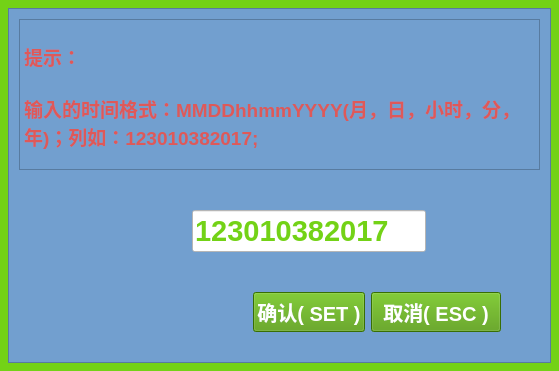
Old version of the form frm/Frm_parameterSettingsPop.ui in the repository lvxiaowei/linux_lcCode.
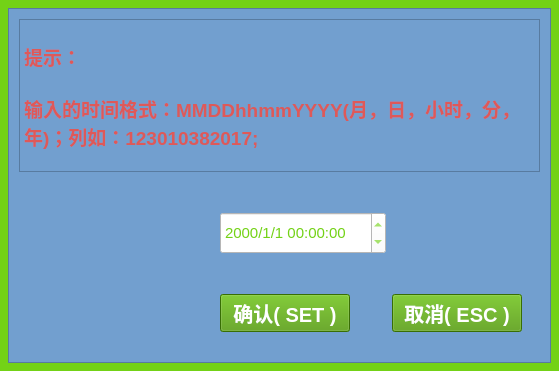
New version of the form. The open tabs and pages were chosen to show the change. Icons and pictures are not drawn.

Diff of the .ui file:
```diff
--- a/frm/Frm_parameterSettingsPop.ui
+++ b/frm/Frm_parameterSettingsPop.ui
@@ -40,7 +40,7 @@
       <string notr="true"/>
      </property>
      <property name="currentIndex">
-      <number>0</number>
+      <number>2</number>
      </property>
      <widget class="QWidget" name="page">
       <layout class="QGridLayout" name="gridLayout_2" rowstretch="3,4">
@@ -554,7 +554,7 @@
          <property name="frameShadow">
           <enum>QFrame::Raised</enum>
          </property>
-         <layout class="QGridLayout" name="gridLayout_9" rowstretch="1,1,1">
+         <layout class="QGridLayout" name="gridLayout_9" rowstretch="1,1,1,0">
           <property name="leftMargin">
            <number>10</number>
           </property>
@@ -570,20 +570,33 @@
           <property name="verticalSpacing">
            <number>40</number>
           </property>
-          <item row="2" column="0" colspan="2">
-           <spacer name="horizontalSpacer_9">
+          <item row="2" column="0">
+           <spacer name="horizontalSpacer_7">
             <property name="orientation">
              <enum>Qt::Horizontal</enum>
             </property>
             <property name="sizeHint" stdset="0">
              <size>
-              <width>195</width>
+              <width>148</width>
               <height>20</height>
              </size>
             </property>
            </spacer>
           </item>
-          <item row="2" column="3" colspan="2">
+          <item row="2" column="6">
+           <spacer name="horizontalSpacer_8">
+            <property name="orientation">
+             <enum>Qt::Horizontal</enum>
+            </property>
+            <property name="sizeHint" stdset="0">
+             <size>
+              <width>126</width>
+              <height>20</height>
+             </size>
+            </property>
+           </spacer>
+          </item>
+          <item row="3" column="5" colspan="2">
            <widget class="QPushButton" name="m_btnZeroSetOK_3">
             <property name="sizePolicy">
              <sizepolicy hsizetype="Minimum" vsizetype="Preferred">
@@ -636,7 +649,7 @@
             </property>
            </widget>
           </item>
-          <item row="2" column="2">
+          <item row="3" column="4">
            <widget class="QPushButton" name="m_btnZeroSetOK_2">
             <property name="sizePolicy">
              <sizepolicy hsizetype="Minimum" vsizetype="Preferred">
@@ -689,20 +702,20 @@
             </property>
            </widget>
           </item>
-          <item row="1" column="4">
-           <spacer name="horizontalSpacer_8">
+          <item row="3" column="0" colspan="4">
+           <spacer name="horizontalSpacer_9">
             <property name="orientation">
              <enum>Qt::Horizontal</enum>
             </property>
             <property name="sizeHint" stdset="0">
              <size>
-              <width>126</width>
+              <width>195</width>
               <height>20</height>
              </size>
             </property>
            </spacer>
           </item>
-          <item row="0" column="0" colspan="5">
+          <item row="0" column="0" rowspan="2" colspan="7">
            <widget class="QTextEdit" name="textEdit">
             <property name="html">
              <string>&lt;!DOCTYPE HTML PUBLIC &quot;-//W3C//DTD HTML 4.0//EN&quot; &quot;http://www.w3.org/TR/REC-html40/strict.dtd&quot;&gt;
@@ -716,37 +729,30 @@
             </property>
            </widget>
           </item>
-          <item row="1" column="1" colspan="3">
-           <widget class="QLineEdit" name="m_edtTime">
+          <item row="2" column="4">
+           <widget class="QDateTimeEdit" name="dateTimeEdit">
+            <property name="minimumSize">
+             <size>
+              <width>0</width>
+              <height>42</height>
+             </size>
+            </property>
             <property name="font">
              <font>
-              <pointsize>22</pointsize>
-              <weight>75</weight>
-              <bold>true</bold>
+              <pointsize>11</pointsize>
+              <weight>50</weight>
+              <bold>false</bold>
              </font>
             </property>
             <property name="styleSheet">
              <string notr="true">background-color: rgb(255, 255, 255);
 color: rgb(115, 210, 22);</string>
             </property>
-            <property name="text">
-             <string>123010382017</string>
+            <property name="displayFormat">
+             <string>yyyy/M/d HH:mm:ss</string>
             </property>
            </widget>
           </item>
-          <item row="1" column="0">
-           <spacer name="horizontalSpacer_7">
-            <property name="orientation">
-             <enum>Qt::Horizontal</enum>
-            </property>
-            <property name="sizeHint" stdset="0">
-             <size>
-              <width>148</width>
-              <height>20</height>
-             </size>
-            </property>
-           </spacer>
-          </item>
          </layout>
         </widget>
        </item>
```
